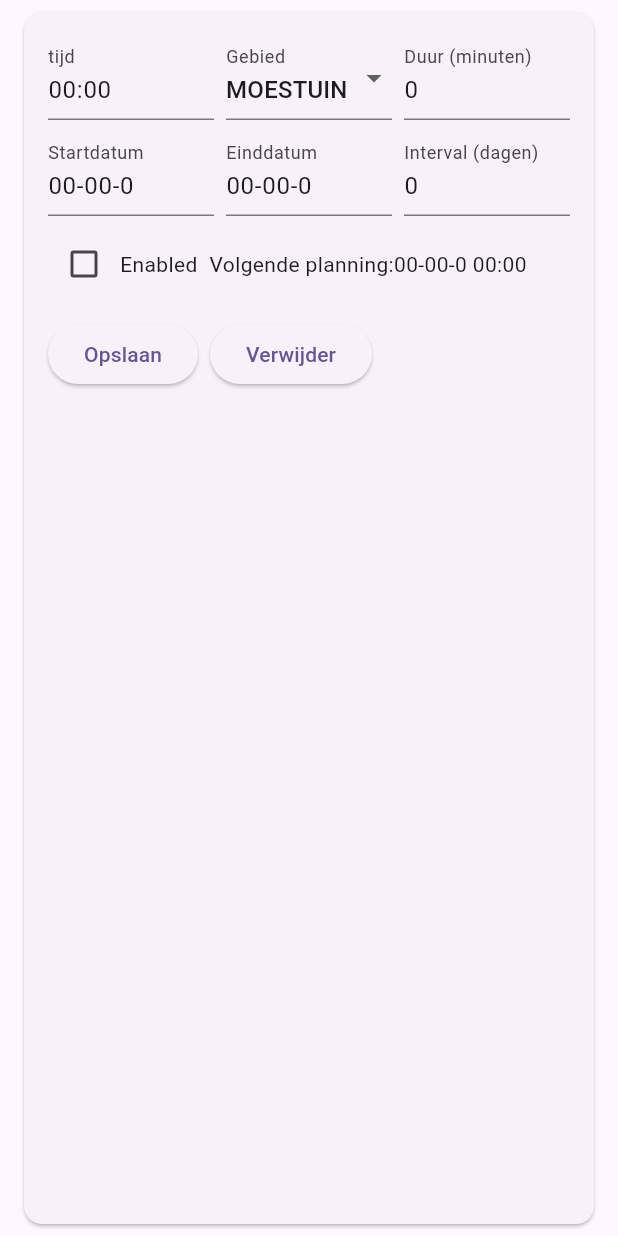
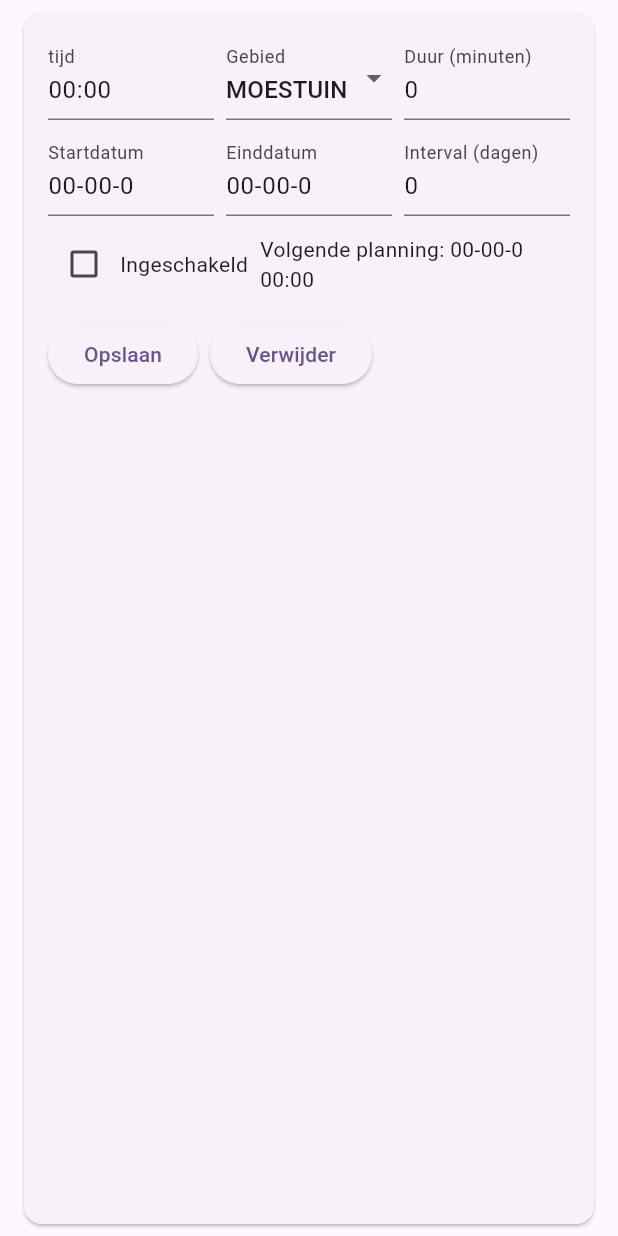
Before and after one commit to robbertvdzon/RobbertsMoestuinBeregening, a Flutter app: the ScheduleEditRow widget shown alone on an empty page, opened directly with empty values, on a phone screen of 412 x 824 dp. Run offline on Flutter 3.47's test engine with Material 3 defaults, Android fonts, the light colour scheme and no system bars; our stand-ins replace cloud_firestore, firebase_auth, firebase_core; missing offline and left inert: dart:html; accounts and stored records are empty; generated files the repository leaves out were written again; statements that could not run were skipped.

Commit message:
Robberts beregening UI

```diff
--- a/frontend/lib/ScheduleEditRow.dart
+++ b/frontend/lib/ScheduleEditRow.dart
@@ -217,9 +217,14 @@ class _ScheduleEditRowState extends State<ScheduleEditRow> {
                     }
                   },
                 ),
-                const Text('Enabled'),
+                const Text('Ingeschakeld'),
                 const SizedBox(width: 8),
-                Text('Volgende planning:'+_nextRun),
+                Expanded(
+                  child: Align(
+                    alignment: Alignment.centerRight, // rechts uitlijnen
+                    child: Text('Volgende planning: ' + _nextRun),
+                  ),
+                ),
               ],
 
 
--- a/frontend/lib/model.dart
+++ b/frontend/lib/model.dart
@@ -119,6 +119,8 @@ class ScheduleTime {
     final String mm = minute.toString().padLeft(2, '0');
     return "$hh:$mm";
   }
+
+  int get totalMinutes => hour * 60 + minute;
 }
 
 // ScheduleDate class
```
Also changed, not shown: frontend/lib/schedules.dart (+4 -3 lines).
